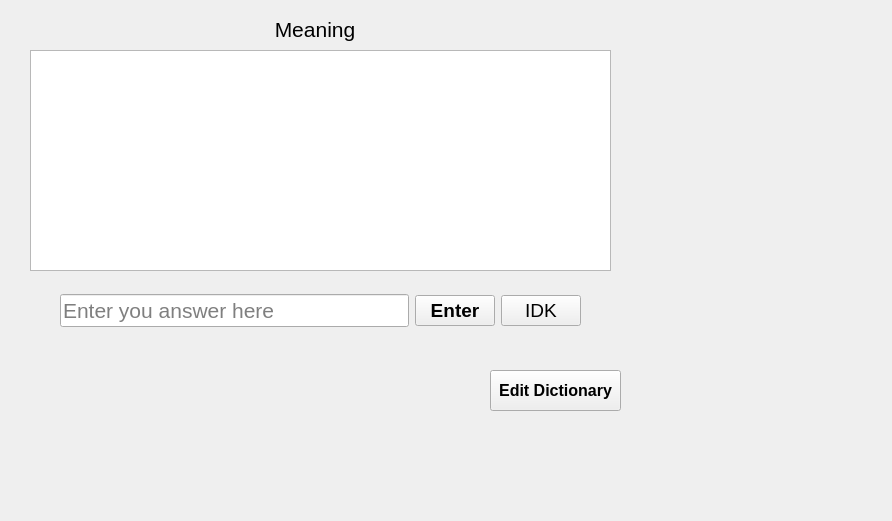
Old version of the form first.ui in the repository brainbrain02/Personal-Dictionary.
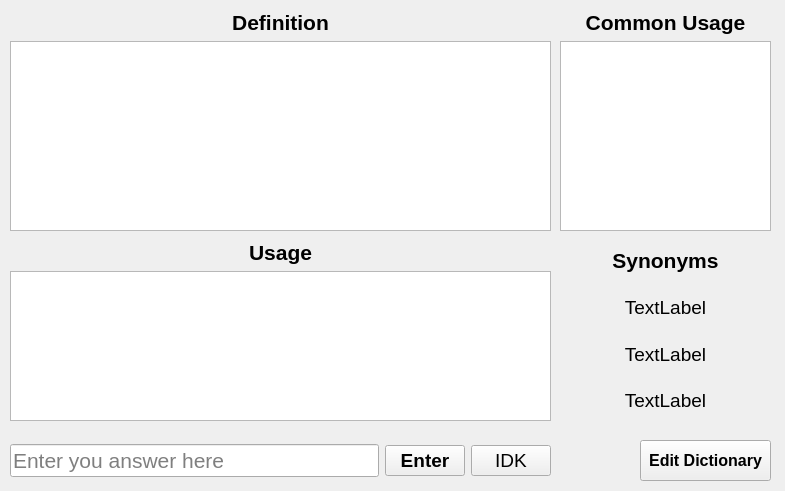
New version of the form.

The edit to the form file:
```diff
--- a/first.ui
+++ b/first.ui
@@ -6,8 +6,8 @@
    <rect>
     <x>0</x>
     <y>0</y>
-    <width>892</width>
-    <height>521</height>
+    <width>785</width>
+    <height>491</height>
    </rect>
   </property>
   <property name="windowTitle">
@@ -16,8 +16,8 @@
   <widget class="QPushButton" name="change_btn">
    <property name="geometry">
     <rect>
-     <x>490</x>
-     <y>370</y>
+     <x>640</x>
+     <y>440</y>
      <width>131</width>
      <height>41</height>
     </rect>
@@ -33,71 +33,12 @@
     <string>Edit Dictionary</string>
    </property>
   </widget>
-  <widget class="QTextEdit" name="mean_lab2">
-   <property name="geometry">
-    <rect>
-     <x>30</x>
-     <y>50</y>
-     <width>581</width>
-     <height>221</height>
-    </rect>
-   </property>
-   <property name="font">
-    <font>
-     <family>Sitka Banner</family>
-     <pointsize>14</pointsize>
-     <italic>true</italic>
-    </font>
-   </property>
-   <property name="readOnly">
-    <bool>true</bool>
-   </property>
-  </widget>
-  <widget class="QLabel" name="mean_lab1">
-   <property name="geometry">
-    <rect>
-     <x>270</x>
-     <y>10</y>
-     <width>90</width>
-     <height>40</height>
-    </rect>
-   </property>
-   <property name="font">
-    <font>
-     <pointsize>16</pointsize>
-    </font>
-   </property>
-   <property name="layoutDirection">
-    <enum>Qt::LeftToRight</enum>
-   </property>
-   <property name="frameShadow">
-    <enum>QFrame::Plain</enum>
-   </property>
-   <property name="text">
-    <string>Meaning</string>
-   </property>
-   <property name="textFormat">
-    <enum>Qt::RichText</enum>
-   </property>
-   <property name="alignment">
-    <set>Qt::AlignCenter</set>
-   </property>
-   <property name="wordWrap">
-    <bool>false</bool>
-   </property>
-   <property name="margin">
-    <number>3</number>
-   </property>
-   <property name="indent">
-    <number>-1</number>
-   </property>
-  </widget>
   <widget class="QWidget" name="layoutWidget">
    <property name="geometry">
     <rect>
-     <x>60</x>
-     <y>280</y>
-     <width>521</width>
+     <x>10</x>
+     <y>430</y>
+     <width>541</width>
      <height>61</height>
     </rect>
    </property>
@@ -159,6 +100,231 @@
     </item>
    </layout>
   </widget>
+  <widget class="QWidget" name="layoutWidget">
+   <property name="geometry">
+    <rect>
+     <x>10</x>
+     <y>10</y>
+     <width>541</width>
+     <height>221</height>
+    </rect>
+   </property>
+   <layout class="QVBoxLayout" name="verticalLayout">
+    <item>
+     <widget class="QLabel" name="mean_lab1">
+      <property name="font">
+       <font>
+        <pointsize>16</pointsize>
+        <weight>75</weight>
+        <bold>true</bold>
+       </font>
+      </property>
+      <property name="layoutDirection">
+       <enum>Qt::LeftToRight</enum>
+      </property>
+      <property name="frameShadow">
+       <enum>QFrame::Plain</enum>
+      </property>
+      <property name="text">
+       <string>Definition</string>
+      </property>
+      <property name="textFormat">
+       <enum>Qt::RichText</enum>
+      </property>
+      <property name="alignment">
+       <set>Qt::AlignCenter</set>
+      </property>
+      <property name="wordWrap">
+       <bool>false</bool>
+      </property>
+      <property name="margin">
+       <number>3</number>
+      </property>
+      <property name="indent">
+       <number>-1</number>
+      </property>
+     </widget>
+    </item>
+    <item>
+     <widget class="QTextEdit" name="mean_lab2">
+      <property name="font">
+       <font>
+        <family>MS Shell Dlg 2</family>
+        <pointsize>14</pointsize>
+        <italic>false</italic>
+       </font>
+      </property>
+      <property name="focusPolicy">
+       <enum>Qt::NoFocus</enum>
+      </property>
+      <property name="readOnly">
+       <bool>true</bool>
+      </property>
+     </widget>
+    </item>
+   </layout>
+  </widget>
+  <widget class="QWidget" name="layoutWidget">
+   <property name="geometry">
+    <rect>
+     <x>10</x>
+     <y>240</y>
+     <width>541</width>
+     <height>181</height>
+    </rect>
+   </property>
+   <layout class="QVBoxLayout" name="verticalLayout_2">
+    <item>
+     <widget class="QLabel" name="usage_lab1">
+      <property name="font">
+       <font>
+        <pointsize>16</pointsize>
+        <weight>75</weight>
+        <bold>true</bold>
+       </font>
+      </property>
+      <property name="text">
+       <string>Usage</string>
+      </property>
+      <property name="alignment">
+       <set>Qt::AlignCenter</set>
+      </property>
+     </widget>
+    </item>
+    <item>
+     <widget class="QTextEdit" name="usage_lab2">
+      <property name="font">
+       <font>
+        <pointsize>14</pointsize>
+        <italic>false</italic>
+       </font>
+      </property>
+      <property name="focusPolicy">
+       <enum>Qt::NoFocus</enum>
+      </property>
+     </widget>
+    </item>
+   </layout>
+  </widget>
+  <widget class="QWidget" name="layoutWidget">
+   <property name="geometry">
+    <rect>
+     <x>560</x>
+     <y>10</y>
+     <width>211</width>
+     <height>221</height>
+    </rect>
+   </property>
+   <layout class="QVBoxLayout" name="verticalLayout_4">
+    <item>
+     <widget class="QLabel" name="commmon_lab1">
+      <property name="font">
+       <font>
+        <pointsize>16</pointsize>
+        <weight>75</weight>
+        <bold>true</bold>
+       </font>
+      </property>
+      <property name="text">
+       <string>Common Usage</string>
+      </property>
+      <property name="alignment">
+       <set>Qt::AlignCenter</set>
+      </property>
+     </widget>
+    </item>
+    <item>
+     <widget class="QTextEdit" name="common_lab2">
+      <property name="font">
+       <font>
+        <pointsize>14</pointsize>
+        <italic>false</italic>
+       </font>
+      </property>
+      <property name="focusPolicy">
+       <enum>Qt::NoFocus</enum>
+      </property>
+     </widget>
+    </item>
+   </layout>
+  </widget>
+  <widget class="QWidget" name="layoutWidget">
+   <property name="geometry">
+    <rect>
+     <x>560</x>
+     <y>240</y>
+     <width>211</width>
+     <height>181</height>
+    </rect>
+   </property>
+   <layout class="QVBoxLayout" name="verticalLayout_5">
+    <item>
+     <widget class="QLabel" name="synonym_lab1">
+      <property name="font">
+       <font>
+        <pointsize>16</pointsize>
+        <weight>75</weight>
+        <bold>true</bold>
+       </font>
+      </property>
+      <property name="text">
+       <string>Synonyms</string>
+      </property>
+      <property name="alignment">
+       <set>Qt::AlignCenter</set>
+      </property>
+     </widget>
+    </item>
+    <item>
+     <widget class="QLabel" name="synonym_lab2">
+      <property name="font">
+       <font>
+        <pointsize>14</pointsize>
+        <italic>false</italic>
+       </font>
+      </property>
+      <property name="text">
+       <string>TextLabel</string>
+      </property>
+      <property name="alignment">
+       <set>Qt::AlignCenter</set>
+      </property>
+     </widget>
+    </item>
+    <item>
+     <widget class="QLabel" name="synonym_lab3">
+      <property name="font">
+       <font>
+        <pointsize>14</pointsize>
+        <italic>false</italic>
+       </font>
+      </property>
+      <property name="text">
+       <string>TextLabel</string>
+      </property>
+      <property name="alignment">
+       <set>Qt::AlignCenter</set>
+      </property>
+     </widget>
+    </item>
+    <item>
+     <widget class="QLabel" name="synonym_lab4">
+      <property name="font">
+       <font>
+        <pointsize>14</pointsize>
+        <italic>false</italic>
+       </font>
+      </property>
+      <property name="text">
+       <string>TextLabel</string>
+      </property>
+      <property name="alignment">
+       <set>Qt::AlignCenter</set>
+      </property>
+     </widget>
+    </item>
+   </layout>
+  </widget>
  </widget>
  <resources/>
  <connections/>
```
Left out of the diff: 3 changed lines with no effect on the pictures.
